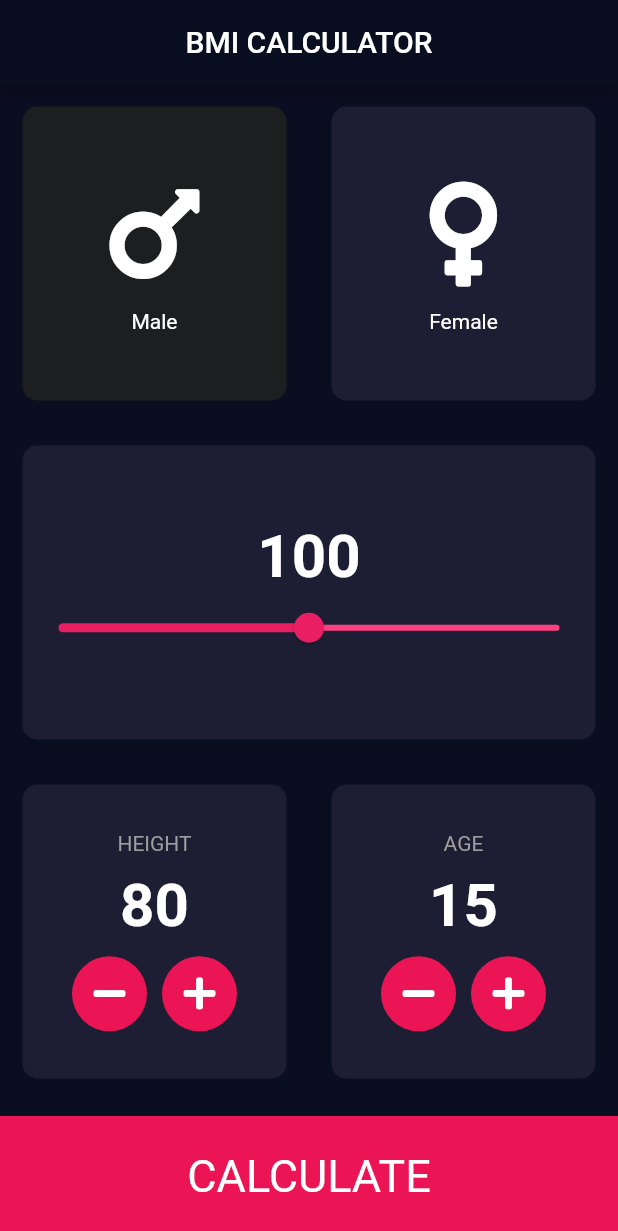
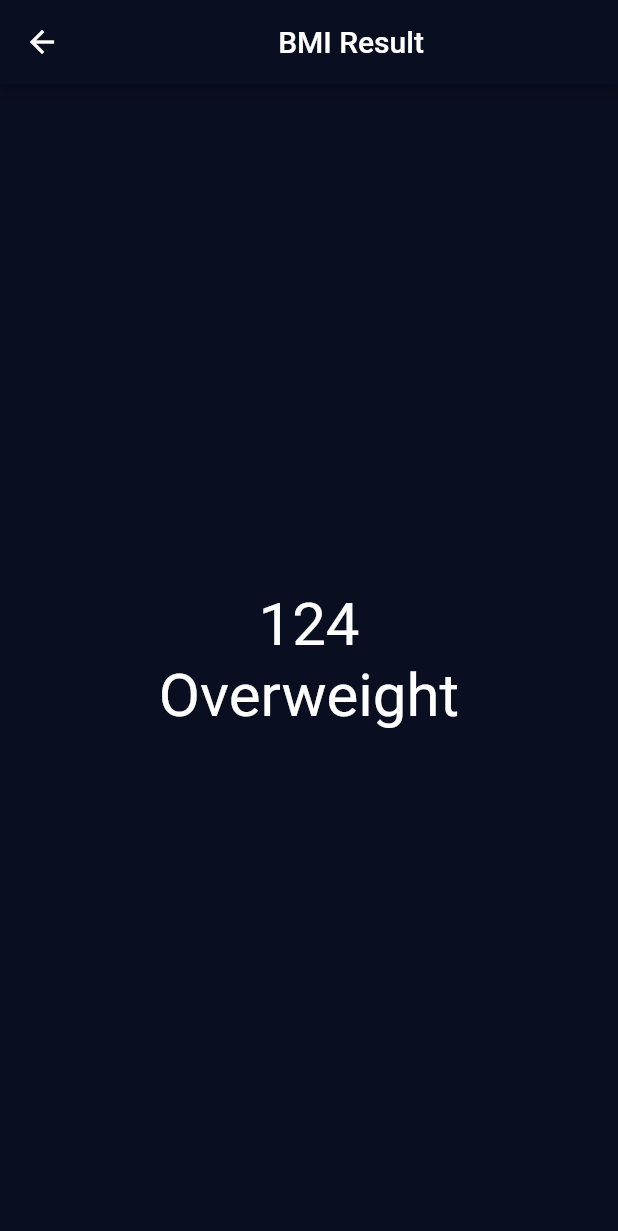
Before and after one commit to TheKetan2/PracticeProjects, a Flutter app: the screen it shows after launch, after a tap on "CALCULATE", on a phone screen of 412 x 824 dp. Shown: the top 1231 px of the screen. Run offline on Flutter 3.47's test engine with Material 2 defaults, Android fonts, the phone set to English and light mode, and no system bars; our stand-ins replace audioplayers, font_awesome_flutter.

Commit message:
bmi app inputu_page full app done

```diff
--- a/bmi-calculator-flutter-master/lib/input_page.dart
+++ b/bmi-calculator-flutter-master/lib/input_page.dart
@@ -1,5 +1,6 @@
 import 'package:flutter/material.dart';
 import 'package:font_awesome_flutter/font_awesome_flutter.dart';
+import 'result_page.dart';
 
 const double btmContainerHeight = 80.0;
 const Color bottomPinkColor = Color(0xffeb1555);
@@ -12,7 +13,7 @@ class InputPage extends StatefulWidget {
 }
 
 class _InputPageState extends State<InputPage> {
-  int height = 80, age = 15, weight = 100;
+  int height = 80, age = 15, weight = 80;
   bool male = true, female = false;
 
   @override
@@ -85,7 +86,7 @@ class _InputPageState extends State<InputPage> {
               mainAxisAlignment: MainAxisAlignment.center,
               children: [
                 Text(
-                  weight.toString(),
+                  height.toString() + " cm",
                   style: TextStyle(
                     fontWeight: FontWeight.bold,
                     fontSize: 40.0,
@@ -93,13 +94,12 @@ class _InputPageState extends State<InputPage> {
                 ),
                 Slider(
                   activeColor: Colors.pink,
-                  inactiveColor: Colors.pinkAccent,
-                  value: weight.toDouble(),
+                  value: height.toDouble(),
                   min: 0.0,
                   max: 200.0,
                   onChanged: (value) {
                     setState(() {
-                      weight = value.toInt();
+                      height = value.toInt();
                     });
                   },
                 ),
@@ -115,7 +115,7 @@ class _InputPageState extends State<InputPage> {
                     mainAxisAlignment: MainAxisAlignment.center,
                     children: [
                       Text(
-                        "HEIGHT",
+                        "WEIGHT",
                         style: TextStyle(
                           color: Colors.grey,
                         ),
@@ -124,7 +124,7 @@ class _InputPageState extends State<InputPage> {
                         height: 10.0,
                       ),
                       Text(
-                        height.toString(),
+                        weight.toString(),
                         style: TextStyle(
                           fontWeight: FontWeight.bold,
                           fontSize: 40.0,
@@ -140,7 +140,7 @@ class _InputPageState extends State<InputPage> {
                             icon: Icon(FontAwesomeIcons.minus),
                             onPress: () {
                               setState(() {
-                                height--;
+                                weight--;
                               });
                             },
                           ),
@@ -153,7 +153,7 @@ class _InputPageState extends State<InputPage> {
                             ),
                             onPress: () {
                               setState(() {
-                                height++;
+                                weight++;
                               });
                             },
                           ),
@@ -220,7 +220,24 @@ class _InputPageState extends State<InputPage> {
           ),
           GestureDetector(
             onTap: () {
-              print(age + height);
+              double bmi = weight / ((height / 100) * (height / 100));
+              String status = "Healthy";
+              if (bmi < 18.5) {
+                status = "Underweight";
+              } else if (bmi > 25) {
+                status = "Overweight";
+              } else {
+                status = "Healthy";
+              }
+              Navigator.push(
+                context,
+                MaterialPageRoute(
+                  builder: (context) => ResultPage(
+                    result: bmi.toInt(),
+                    health: status,
+                  ),
+                ),
+              );
             },
             child: Container(
               color: bottomPinkColor,
--- /dev/null
+++ b/bmi-calculator-flutter-master/lib/result_page.dart
@@ -0,0 +1,30 @@
+import 'package:flutter/material.dart';
+
+class ResultPage extends StatelessWidget {
+  int result;
+  String health;
+  ResultPage({this.result, this.health});
+  @override
+  Widget build(BuildContext context) {
+    return Scaffold(
+      appBar: AppBar(
+        title: Center(child: Text("BMI Result")),
+      ),
+      body: Center(
+        child: Column(
+          mainAxisAlignment: MainAxisAlignment.center,
+          children: [
+            Text(
+              result.toString(),
+              style: TextStyle(fontSize: 40.0),
+            ),
+            Text(
+              health,
+              style: TextStyle(fontSize: 40.0),
+            ),
+          ],
+        ),
+      ),
+    );
+  }
+}
```
